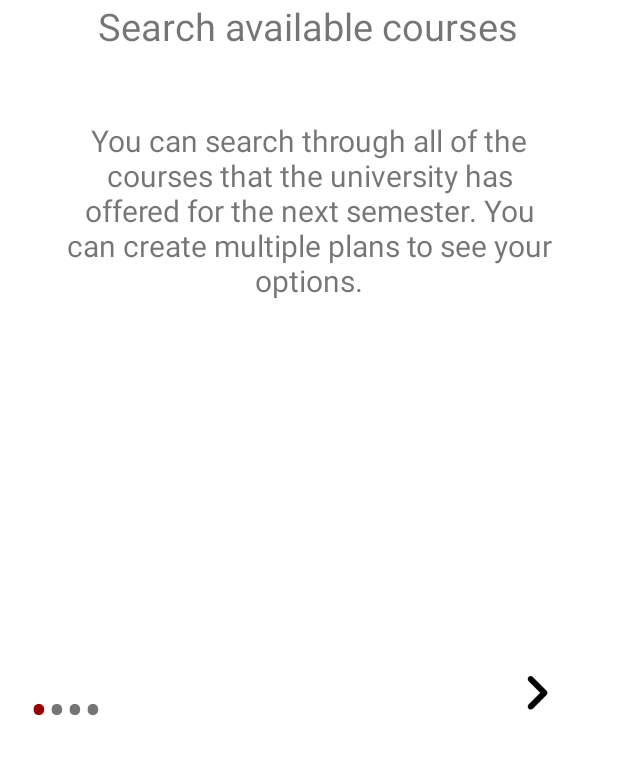
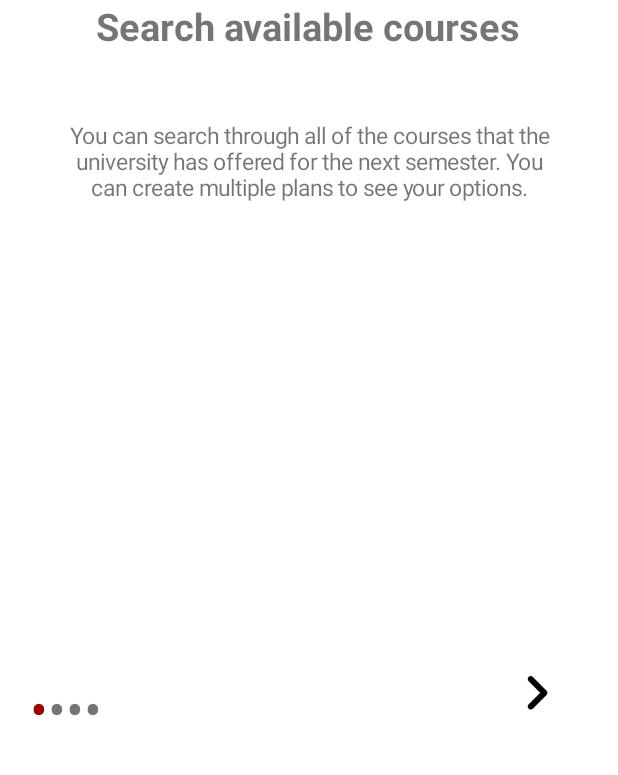
Before and after one commit to bgrsph/Easy-Plan, an Android app: the screen it shows after launch (OnBoarding), on a phone screen of 412 x 824 dp, the part 432-1207 px from its top. Run offline under Robolectric (Android 15) with nearby library versions, the light colour scheme and no system bars; Roboto replaces fonts that are not available here.

Commit message:
Design improvements

```diff
--- a/EasyPlan/Android/app/build.gradle
+++ b/EasyPlan/Android/app/build.gradle
@@ -8,7 +8,7 @@ android {
         applicationId "com.easyplan.easyplan"
         minSdkVersion 18
         targetSdkVersion 29
-        versionCode 2
+        versionCode 3
         versionName "1.0"
         testInstrumentationRunner "androidx.test.runner.AndroidJUnitRunner"
         vectorDrawables.useSupportLibrary = true
--- a/EasyPlan/Android/app/src/main/java/com/easyplan/easyplan/Mainpage.java
+++ b/EasyPlan/Android/app/src/main/java/com/easyplan/easyplan/Mainpage.java
@@ -36,6 +36,7 @@ public class Mainpage extends AppCompatActivity {
         super.onCreate(savedInstanceState);
         setContentView(R.layout.activity_mainpage);
         bottomMenu = findViewById(R.id.NavigationBot);
+        bottomMenu.clearAnimation();
         bottomMenu.setOnNavigationItemSelectedListener(NavigationItemSelectedListener);
 
         if (this.getResources().getConfiguration().orientation == Configuration.ORIENTATION_LANDSCAPE) {
--- a/EasyPlan/Android/app/src/main/java/com/easyplan/easyplan/SliderAdapter.java
+++ b/EasyPlan/Android/app/src/main/java/com/easyplan/easyplan/SliderAdapter.java
@@ -1,6 +1,7 @@
 package com.easyplan.easyplan;
 
 import android.content.Context;
+import android.graphics.Typeface;
 import android.view.LayoutInflater;
 import android.view.View;
 import android.view.ViewGroup;
@@ -63,7 +64,9 @@ public class SliderAdapter extends PagerAdapter {
         ImageView imageView = view.findViewById(R.id.sliderImg);
         TextView title = view.findViewById(R.id.slider_title);
         TextView desc = view.findViewById(R.id.slider_descr);
-
+        desc.setTextSize(15);
+        desc.setTypeface(Typeface.create("chivo", Typeface.NORMAL));
+        title.setTypeface(Typeface.create("chivo", Typeface.BOLD));
         imageView.setImageResource(images[position]);
         title.setText(headings[position]);
         desc.setText(descriptions[position]);
--- a/EasyPlan/Android/app/src/main/res/layout/activity_bottom_navigator.xml
+++ b/EasyPlan/Android/app/src/main/res/layout/activity_bottom_navigator.xml
@@ -14,7 +14,7 @@
         android:layout_width="match_parent"
         android:layout_height="wrap_content"
         android:layout_gravity="bottom"
-        app:labelVisibilityMode="labeled"
+        app:labelVisibilityMode="selected"
         app:menu="@menu/bottom_navigation_bar"
         android:background="?android:attr/windowBackground"/>
 
--- a/EasyPlan/Android/app/src/main/res/layout/activity_on_boarding.xml
+++ b/EasyPlan/Android/app/src/main/res/layout/activity_on_boarding.xml
@@ -1,34 +1,31 @@
 <?xml version="1.0" encoding="utf-8"?>
-<androidx.constraintlayout.widget.ConstraintLayout
-    xmlns:android="http://schemas.android.com/apk/res/android"
+<androidx.constraintlayout.widget.ConstraintLayout xmlns:android="http://schemas.android.com/apk/res/android"
     xmlns:app="http://schemas.android.com/apk/res-auto"
     xmlns:tools="http://schemas.android.com/tools"
     android:layout_width="match_parent"
     android:layout_height="match_parent"
+    android:background="@color/white"
     android:padding="20dp"
-    android:background="@color/white"
     tools:context=".OnBoarding">
 
     <Button
         android:id="@+id/onBoardingSkipBtn"
         android:layout_width="wrap_content"
         android:layout_height="wrap_content"
+        android:background="@color/transparentWhite"
+        android:drawableRight="@drawable/done_all24"
+        android:elevation="5dp"
         android:fontFamily="@font/economica"
-        android:background="@color/transparentWhite"
+        android:onClick="skip"
+        android:padding="10dp"
         android:text="@string/skip"
         android:textSize="20sp"
         app:layout_constraintEnd_toEndOf="parent"
-        app:layout_constraintTop_toTopOf="parent"
-        android:elevation="5dp"
-        android:drawableRight="@drawable/done_all24"
-        android:onClick="skip"
-        android:padding="10dp"/>
+        app:layout_constraintTop_toTopOf="parent" />
 
     <androidx.viewpager.widget.ViewPager
         android:id="@+id/slider"
-        android:elevation="20dp"
         android:layout_width="match_parent"
-        android:transitionName="welcome_text"
         android:layout_height="0dp"
         app:layout_constraintBottom_toTopOf="@id/onBoardingRelative"
         app:layout_constraintStart_toStartOf="parent"
@@ -51,9 +48,9 @@
             android:layout_height="wrap_content"
             android:background="@drawable/btn_main"
             android:fontFamily="@font/economica"
+            android:onClick="goToLogin"
             android:text="@string/start_button"
             android:textColor="@color/white"
-            android:onClick="goToLogin"
             android:visibility="invisible" />
 
 
@@ -63,7 +60,7 @@
             android:layout_height="wrap_content"
             android:layout_alignParentBottom="true"
             android:orientation="horizontal"
-            android:paddingBottom="20dp"/>
+            android:paddingBottom="20dp" />
 
         <Button
             android:id="@+id/onBoardingNextBtn"
@@ -74,8 +71,8 @@
             android:background="@color/transparentWhite"
             android:drawableEnd="@drawable/round_arrow_2"
             android:drawableRight="@drawable/round_arrow_2"
+            android:onClick="next"
             android:paddingRight="10dp"
-            android:onClick="next"
             android:paddingBottom="30dp" />
 
 
```
Also changed, not shown: EasyPlan/Android/app/src/main/java/com/easyplan/easyplan/PlanCourseFragment.java (+6 -6 lines).
